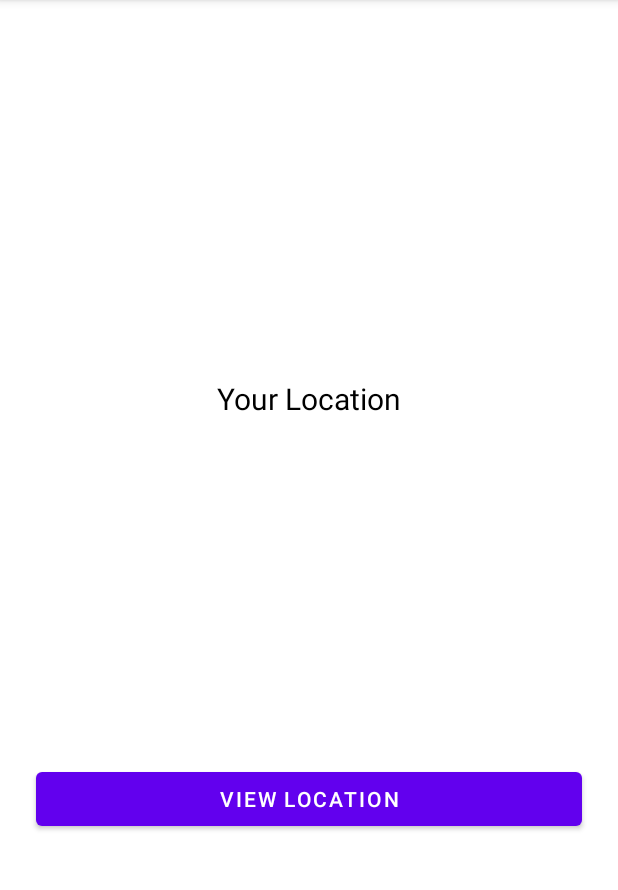
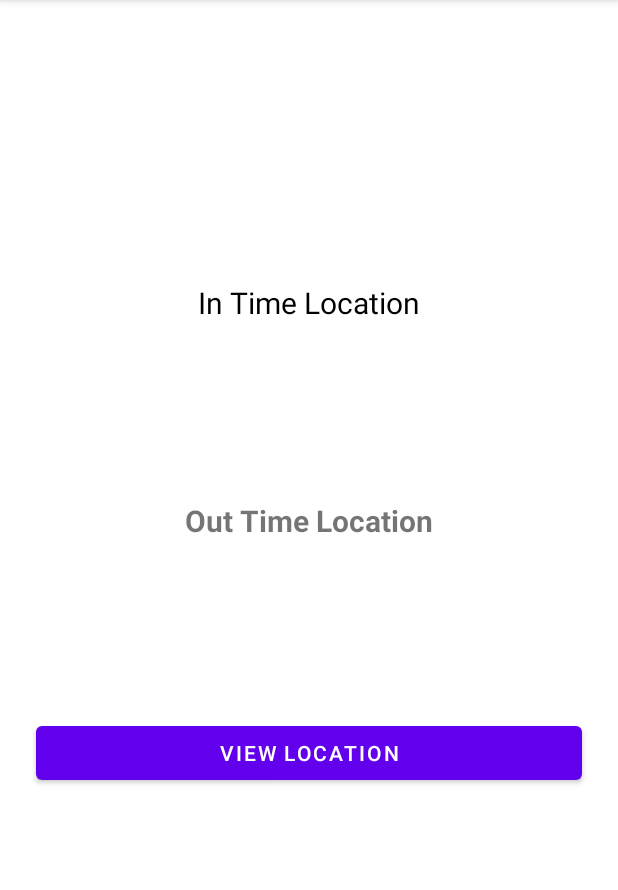
Before and after one commit to SanketGawande27/RegistrationApp, an Android app: the LocationActivity screen opened directly, with no data from a screen before it, on a phone screen of 412 x 824 dp, the part 84-974 px from its top. Run offline under Robolectric (Android 15) with nearby library versions, the phone set to English and light mode, and no system bars; our stand-ins replace Firebase (no records; nobody signed in at launch, a user with empty details on screens opened directly).

Commit message:
all working

```diff
--- a/app/src/main/AndroidManifest.xml
+++ b/app/src/main/AndroidManifest.xml
@@ -18,9 +18,11 @@
         android:theme="@style/Theme.RegistrationApp"
         tools:targetApi="31">
         <activity
+            android:name=".TestingLocationActivity"
+            android:exported="false" />
+        <activity
             android:name=".AdminHomeActivity"
-            android:exported="false"
-            />
+            android:exported="false" />
         <activity
             android:name=".ForgetPasswordActivity"
             android:exported="false" />
--- a/app/src/main/java/com/example/registrationapp/Login.java
+++ b/app/src/main/java/com/example/registrationapp/Login.java
@@ -119,7 +119,7 @@ public class Login extends AppCompatActivity {
         gbtn.setOnClickListener(new View.OnClickListener() {
             @Override
             public void onClick(View view) {
-                //startActivity(new Intent(Login.this, AdminHomeActivity.class));
+                startActivity(new Intent(Login.this, LocationActivity.class));
             }
         });
 
--- a/app/src/main/res/layout/activity_location.xml
+++ b/app/src/main/res/layout/activity_location.xml
@@ -24,13 +24,26 @@
         android:id="@+id/viewlocation"
         android:layout_width="0dp"
         android:layout_height="wrap_content"
-        android:layout_marginTop="252dp"
-        android:text="Your Location"
+        android:layout_marginTop="188dp"
+        android:text="In Time Location"
         android:textAlignment="center"
         android:textColor="@color/black"
         android:textSize="20sp"
         app:layout_constraintEnd_toEndOf="parent"
-        app:layout_constraintHorizontal_bias="1.0"
+        app:layout_constraintHorizontal_bias="0.0"
         app:layout_constraintStart_toStartOf="parent"
         app:layout_constraintTop_toTopOf="parent" />
+
+    <TextView
+        android:id="@+id/outTime_textView"
+        android:layout_width="0dp"
+        android:layout_height="wrap_content"
+        android:text="Out Time Location"
+        android:textAlignment="center"
+        android:textSize="20sp"
+        android:textStyle="bold"
+        app:layout_constraintBottom_toTopOf="@+id/btn_location"
+        app:layout_constraintEnd_toEndOf="parent"
+        app:layout_constraintStart_toStartOf="parent"
+        app:layout_constraintTop_toBottomOf="@+id/viewlocation" />
 </androidx.constraintlayout.widget.ConstraintLayout>
```
Also changed, not shown: app/src/main/java/com/example/registrationapp/HomePageActivity.java (+56 -20 lines), app/src/main/java/com/example/registrationapp/TestingLocationActivity.java (added, +14 -0 lines), app/src/main/res/layout/activity_home_page.xml (+16 -0 lines), app/src/main/res/layout/activity_testing_location.xml (added, +12 -0 lines).
